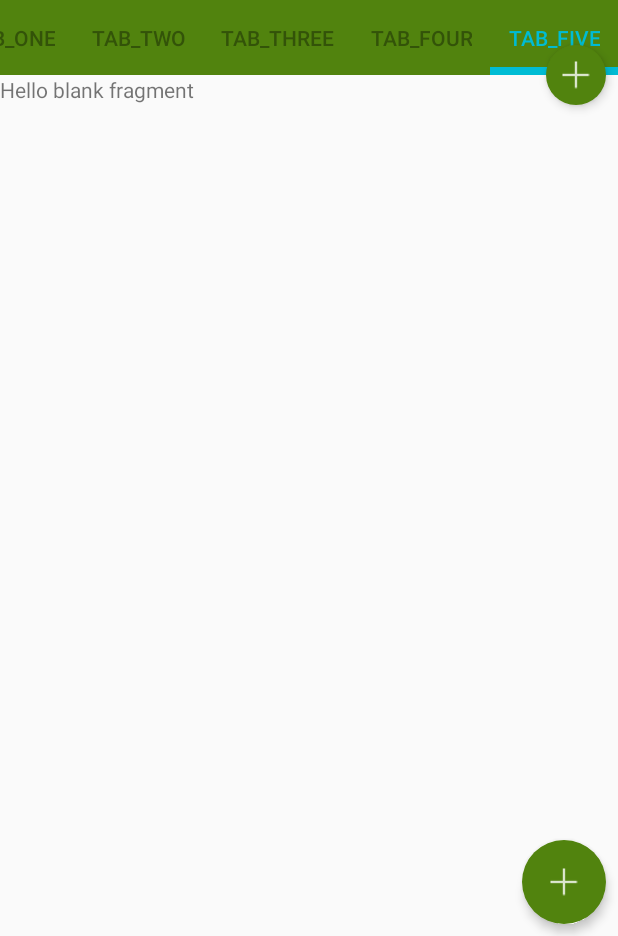
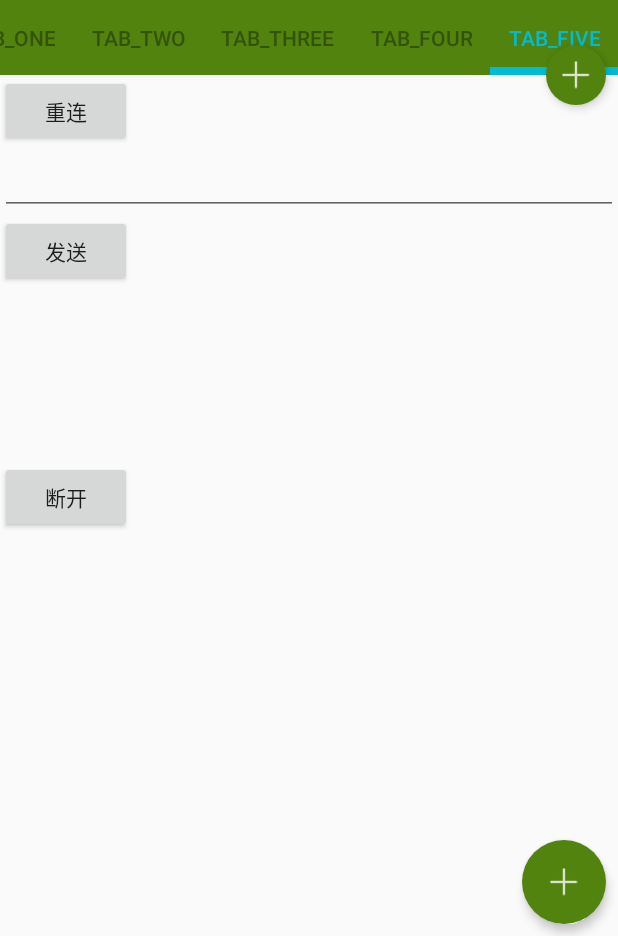
Before and after one commit to mojota/Bazinga, an Android app: the screen it shows after launch (MainActivity), tab 5 chosen, on a phone screen of 412 x 824 dp, the part 300-1236 px from its top. Run offline under Robolectric (Android 15) with nearby library versions, the light colour scheme and no system bars; libraries missing offline, so code that uses them is left out: android.support.v7; 2 statements that could not run were skipped.

Commit message:
增加websocket客户端支持

```diff
--- a/app/build.gradle
+++ b/app/build.gradle
@@ -32,4 +32,5 @@ dependencies {
     compile 'org.apache.httpcomponents:httpcore:4.2.5'
     compile files('libs/Msc.jar')
     compile 'com.android.support.constraint:constraint-layout:1.0.2'
+    compile "org.java-websocket:Java-WebSocket:1.3.8"
 }
--- a/app/src/main/res/layout/fragment_five.xml
+++ b/app/src/main/res/layout/fragment_five.xml
@@ -1,12 +1,32 @@
-<FrameLayout xmlns:android="http://schemas.android.com/apk/res/android"
-    xmlns:tools="http://schemas.android.com/tools"
-    android:layout_width="match_parent"
-    android:layout_height="match_parent">
+<LinearLayout xmlns:android="http://schemas.android.com/apk/res/android"
+              android:layout_width="match_parent"
+              android:layout_height="match_parent"
+              android:orientation="vertical">
+    <Button
+        android:id="@+id/bt_restart"
+        android:layout_width="wrap_content"
+        android:layout_height="wrap_content"
+        android:text="重连"/>
+    <EditText
+        android:id="@+id/et_send"
+        android:layout_width="match_parent"
+        android:layout_height="wrap_content"/>
 
-    <!-- TODO: Update blank fragment layout -->
+    <Button
+        android:id="@+id/bt_send"
+        android:layout_width="wrap_content"
+        android:layout_height="wrap_content"
+        android:text="发送"/>
+
     <TextView
+        android:id="@+id/tv_receive"
         android:layout_width="match_parent"
-        android:layout_height="match_parent"
-        android:text="@string/hello_blank_fragment" />
+        android:layout_height="100dp"
+        android:layout_marginTop="16dp"/>
 
-</FrameLayout>
+    <Button
+        android:id="@+id/bt_close"
+        android:layout_width="wrap_content"
+        android:layout_height="wrap_content"
+        android:text="断开"/>
+</LinearLayout>
```
Also changed, not shown: app/src/main/java/com/mojota/bazinga/FiveFragment.java (+80 -5 lines), app/src/main/java/com/mojota/bazinga/networking/WebSocketManager.java (added, +232 -0 lines), app/src/main/java/com/mojota/bazinga/utils/GlobalUtils.java (added, +25 -0 lines), 2 other files.
